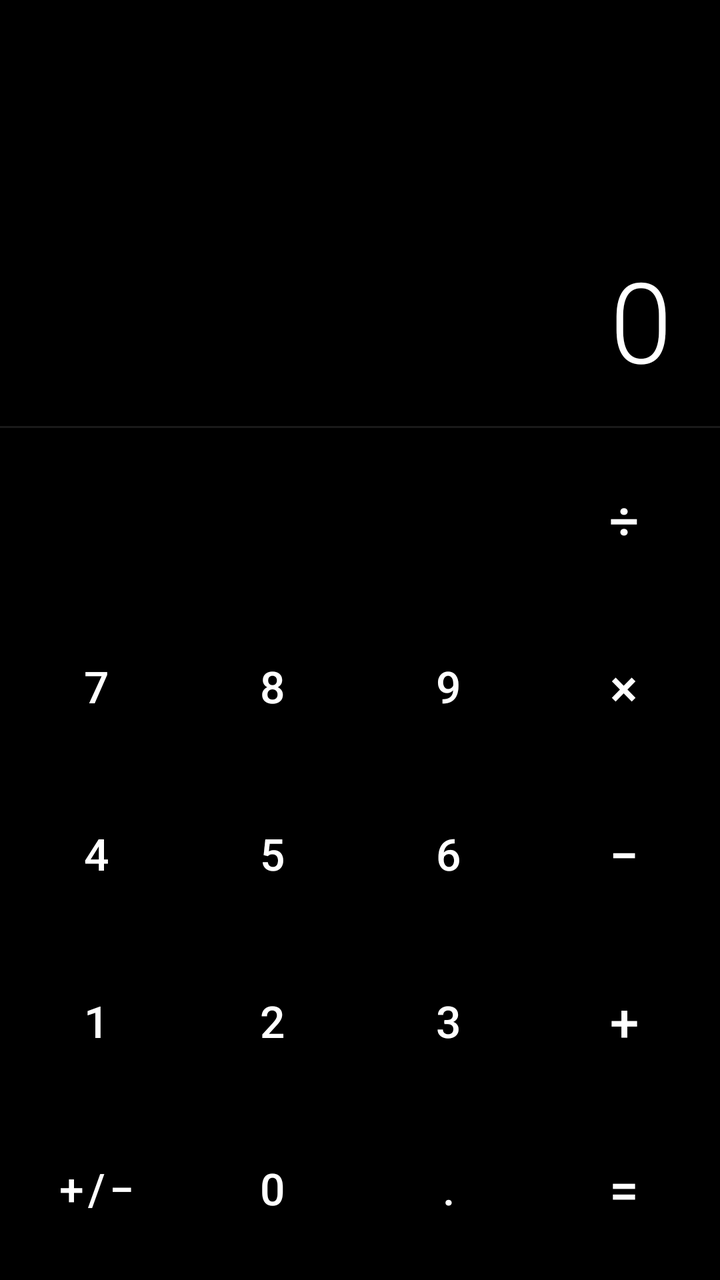
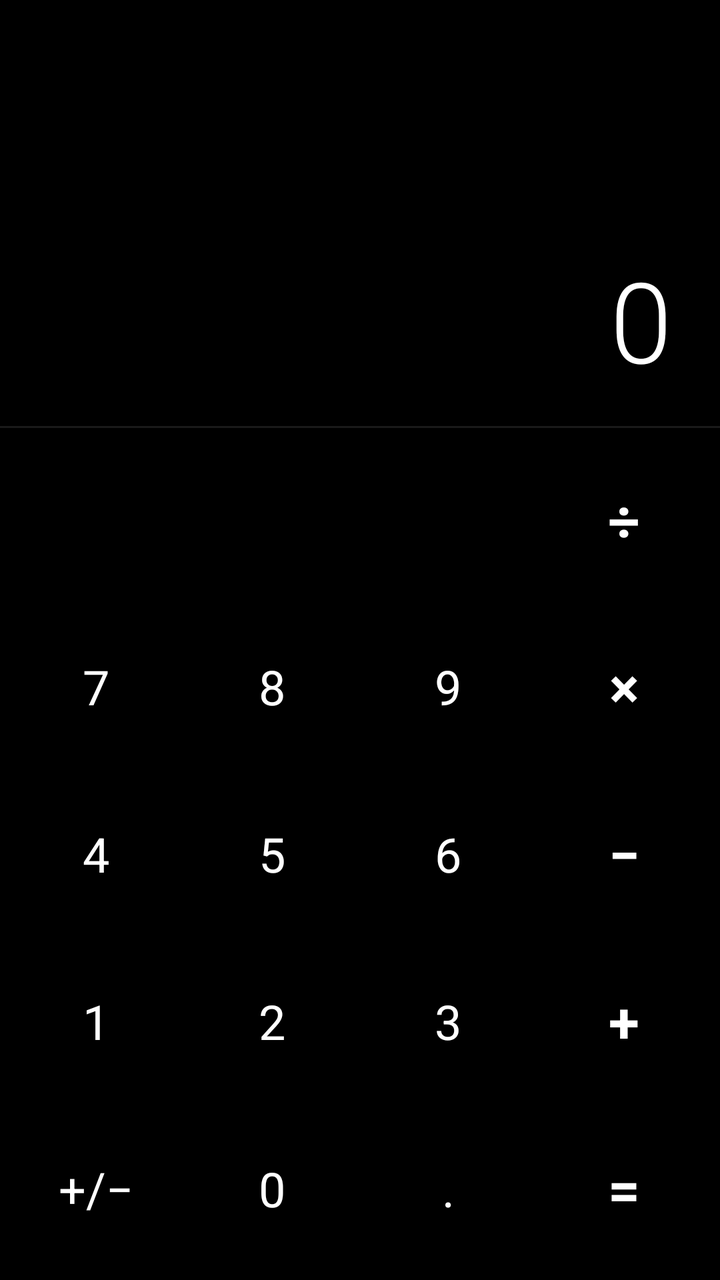

An Android layout rendered at two revisions. The XML below is the earlier revision; the diff shows what the commit changed to produce the second picture.
<!-- AndroidManifest.xml: application theme Theme.Morphus -->
<!-- res/layout/fragment_calculator.xml -->
<?xml version="1.0" encoding="utf-8"?>
<LinearLayout xmlns:android="http://schemas.android.com/apk/res/android"
    xmlns:tools="http://schemas.android.com/tools"
    android:layout_width="match_parent"
    android:layout_height="match_parent"
    android:background="#000000"
    android:orientation="vertical"
    tools:context=".ui.CalculatorFragment">

    
    <LinearLayout
        android:id="@+id/display_area"
        android:layout_width="match_parent"
        android:layout_height="0dp"
        android:layout_weight="2"
        android:gravity="end|bottom"
        android:orientation="vertical"
        android:paddingStart="24dp"
        android:paddingEnd="24dp"
        android:paddingBottom="16dp">

        
        <TextView
            android:id="@+id/tv_expression"
            android:layout_width="match_parent"
            android:layout_height="wrap_content"
            android:fontFamily="sans-serif-light"
            android:gravity="end"
            android:maxLines="2"
            android:text=""
            android:textColor="#80FFFFFF"
            android:textSize="24sp" />

        
        <TextView
            android:id="@+id/tv_result"
            android:layout_width="match_parent"
            android:layout_height="wrap_content"
            android:fontFamily="sans-serif-light"
            android:gravity="end"
            android:maxLines="1"
            android:text="0"
            android:textColor="#FFFFFF"
            android:textSize="56sp"
            android:autoSizeTextType="uniform"
            android:autoSizeMinTextSize="24sp"
            android:autoSizeMaxTextSize="56sp" />
    </LinearLayout>

    
    <View
        android:layout_width="match_parent"
        android:layout_height="1dp"
        android:background="#1AFFFFFF" />

    
    <GridLayout
        android:layout_width="match_parent"
        android:layout_height="0dp"
        android:layout_weight="4"
        android:columnCount="4"
        android:rowCount="5"
        android:padding="4dp">

        
        <Button
            android:id="@+id/btn_clear"
            style="@style/CalcButton.Function"
            android:text="AC" />

        <ImageButton
            android:id="@+id/btn_backspace"
            style="@style/CalcButton.Function"
            android:src="@drawable/ic_backspace"
            android:contentDescription="Backspace"
            android:scaleType="center" />

        <Button
            android:id="@+id/btn_percent"
            style="@style/CalcButton.Function"
            android:text="%%" />

        <Button
            android:id="@+id/btn_divide"
            style="@style/CalcButton.Operator"
            android:text="÷" />

        
        <Button
            android:id="@+id/btn_7"
            style="@style/CalcButton.Number"
            android:text="7" />

        <Button
            android:id="@+id/btn_8"
            style="@style/CalcButton.Number"
            android:text="8" />

        <Button
            android:id="@+id/btn_9"
            style="@style/CalcButton.Number"
            android:text="9" />

        <Button
            android:id="@+id/btn_multiply"
            style="@style/CalcButton.Operator"
            android:text="×" />

        
        <Button
            android:id="@+id/btn_4"
            style="@style/CalcButton.Number"
            android:text="4" />

        <Button
            android:id="@+id/btn_5"
            style="@style/CalcButton.Number"
            android:text="5" />

        <Button
            android:id="@+id/btn_6"
            style="@style/CalcButton.Number"
            android:text="6" />

        <Button
            android:id="@+id/btn_subtract"
            style="@style/CalcButton.Operator"
            android:text="−" />

        
        <Button
            android:id="@+id/btn_1"
            style="@style/CalcButton.Number"
            android:text="1" />

        <Button
            android:id="@+id/btn_2"
            style="@style/CalcButton.Number"
            android:text="2" />

        <Button
            android:id="@+id/btn_3"
            style="@style/CalcButton.Number"
            android:text="3" />

        <Button
            android:id="@+id/btn_add"
            style="@style/CalcButton.Operator"
            android:text="+" />

        
        <Button
            android:id="@+id/btn_negate"
            style="@style/CalcButton.Number"
            android:text="+/−" />

        <Button
            android:id="@+id/btn_0"
            style="@style/CalcButton.Number"
            android:text="0" />

        <Button
            android:id="@+id/btn_decimal"
            style="@style/CalcButton.Number"
            android:text="." />

        <Button
            android:id="@+id/btn_equals"
            style="@style/CalcButton.Equals"
            android:text="=" />

    </GridLayout>

</LinearLayout>
<!-- resources referenced by this layout -->
<resources>
  <!-- drawable ic_backspace (drawable) -->
  <vector xmlns:android="http://schemas.android.com/apk/res/android"
      android:width="24dp"
      android:height="24dp"
      android:viewportWidth="24"
      android:viewportHeight="24"
      android:tint="#000000">
      <path
          android:fillColor="#000000"
          android:pathData="M22,3H7c-0.69,0 -1.23,0.35 -1.59,0.83L0,12l5.41,8.17C5.77,20.65 6.31,21 7,21h15c1.1,0 2,-0.9 2,-2V5c0,-1.1 -0.9,-2 -2,-2zM19,15.59L17.59,17L14,13.41L10.41,17L9,15.59L12.59,12L9,8.41L10.41,7L14,10.59L17.59,7L19,8.41L15.41,12L19,15.59z" />
  </vector>
  <style name="CalcButton.Equals">
          <item name="android:backgroundTint">#34C759</item>
          <item name="android:textColor">#FFFFFF</item>
          <item name="android:textSize">26sp</item>
          <item name="rippleColor">#55FFFFFF</item>
      </style>
  <style name="CalcButton.Function">
          <item name="android:backgroundTint">#A5A5A5</item>
          <item name="android:textColor">#000000</item>
          <item name="rippleColor">#33000000</item>
      </style>
  <style name="CalcButton.Number">
          <item name="android:backgroundTint">#333333</item>
          <item name="android:textColor">#FFFFFF</item>
          <item name="rippleColor">#55FFFFFF</item>
      </style>
  <style name="CalcButton.Operator">
          <item name="android:backgroundTint">#FF9500</item>
          <item name="android:textColor">#FFFFFF</item>
          <item name="android:textSize">26sp</item>
          <item name="rippleColor">#55FFFFFF</item>
      </style>
  <style name="Theme.Morphus" parent="Theme.MaterialComponents.DayNight.NoActionBar">
          <item name="colorPrimary">@color/primary</item>
          <item name="colorPrimaryDark">#000000</item>
          <item name="colorAccent">@color/accent</item>
          <item name="android:windowBackground">#FF000000</item>
          <item name="android:statusBarColor">#FF000000</item>
          <item name="android:navigationBarColor">#FF000000</item>
          <item name="colorSurface">@color/surface</item>
          <item name="colorOnSurface">@color/on_surface</item>
      </style>
  <color name="primary">#FF6200EE</color>
  <color name="accent">#FF03DAC5</color>
  <color name="surface">#FFFFFFFF</color>
  <color name="on_surface">#FF1C1B1F</color>
</resources>

<!-- the commit's change to res/layout/fragment_calculator.xml (unified diff, before → after) -->
@@ -78,7 +78,7 @@
         <Button
             android:id="@+id/btn_percent"
             style="@style/CalcButton.Function"
-            android:text="%%" />
+            android:text="%" />
 
         <Button
             android:id="@+id/btn_divide"
<!-- resource entries referenced after the edit -->
@@ -14,23 +14,26 @@
   <style name="CalcButton.Equals">
           <item name="android:backgroundTint">#34C759</item>
           <item name="android:textColor">#FFFFFF</item>
-          <item name="android:textSize">26sp</item>
+          <item name="android:textSize">28sp</item>
+          <item name="android:textStyle">bold</item>
           <item name="rippleColor">#55FFFFFF</item>
       </style>
   <style name="CalcButton.Function">
           <item name="android:backgroundTint">#A5A5A5</item>
           <item name="android:textColor">#000000</item>
+          <item name="android:textSize">22sp</item>
           <item name="rippleColor">#33000000</item>
       </style>
   <style name="CalcButton.Number">
-          <item name="android:backgroundTint">#333333</item>
+          <item name="android:backgroundTint">#2D2D2D</item>
           <item name="android:textColor">#FFFFFF</item>
-          <item name="rippleColor">#55FFFFFF</item>
+          <item name="rippleColor">#44FFFFFF</item>
       </style>
   <style name="CalcButton.Operator">
           <item name="android:backgroundTint">#FF9500</item>
           <item name="android:textColor">#FFFFFF</item>
-          <item name="android:textSize">26sp</item>
+          <item name="android:textSize">28sp</item>
+          <item name="android:textStyle">bold</item>
           <item name="rippleColor">#55FFFFFF</item>
       </style>
   <style name="Theme.Morphus" parent="Theme.MaterialComponents.DayNight.NoActionBar">
